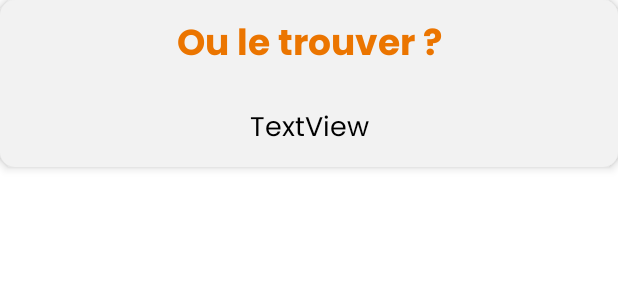
After one commit to LesEsperluettes/CESI_ton_livre, an Android app: the layout dialog_search.xml on its own in the app's theme, with its tools: preview values and no code run, on a phone screen of 412 x 824 dp. The commit adds this screen. Shown: the top 300 px of the screen. Run offline under Robolectric (Android 15) with nearby library versions, the phone set to English and light mode, and no system bars.

Commit message:
Added card creation with code in search page

```diff
--- a/app/src/main/res/layout/control_book.xml
+++ b/app/src/main/res/layout/control_book.xml
@@ -89,7 +89,7 @@
                 android:textColor="@color/gray_1" />
 
             <Button
-                android:id="@+id/bookcard_btnStatus"
+                android:id="@+id/search_popup_button"
                 android:layout_width="match_parent"
                 android:layout_height="wrap_content"
                 android:drawableEnd="@drawable/ic_baseline_check_circle_24"
--- /dev/null
+++ b/app/src/main/res/layout/dialog_search.xml
@@ -0,0 +1,31 @@
+<?xml version="1.0" encoding="utf-8"?>
+<LinearLayout xmlns:android="http://schemas.android.com/apk/res/android"
+    android:layout_width="match_parent"
+    android:layout_height="wrap_content"
+    android:background="@drawable/background_shadow"
+    android:elevation="4dp"
+    android:orientation="vertical">
+
+    <TextView
+        android:id="@+id/search_popup_title"
+        android:layout_width="match_parent"
+        android:layout_height="wrap_content"
+        android:fontFamily="@font/poppins"
+        android:padding="10dp"
+        android:text="Ou le trouver ?"
+        android:textAlignment="center"
+        android:textColor="@color/orange"
+        android:textSize="24sp"
+        android:textStyle="bold" />
+
+    <TextView
+        android:id="@+id/search_popup_section"
+        android:layout_width="match_parent"
+        android:layout_height="wrap_content"
+        android:fontFamily="@font/poppins"
+        android:padding="10dp"
+        android:text="TextView"
+        android:textAlignment="center"
+        android:textColor="@color/black"
+        android:textSize="18sp" />
+</LinearLayout>
```
Also changed, not shown: app/src/main/java/fr/lesesperluettes/cesi_ton_livre/ui/popup/SearchDialogFragment.java (added, +25 -0 lines), app/src/main/java/fr/lesesperluettes/cesi_ton_livre/ui/search/SearchFragment.java (+7 -3 lines), app/src/main/java/fr/lesesperluettes/cesi_ton_livre/views/BookCardView.java (+23 -2 lines), app/src/main/res/layout/fragment_search.xml (+2 -8 lines).
